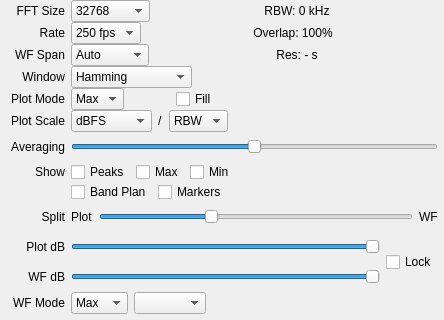
First picture: the form in src/qtgui/dockfft.ui, repository vladisslav2011/gqrx, before the edit; both pictures show x 0 to 444 and y 0 to 320 of the 444 by 644 pixel window.
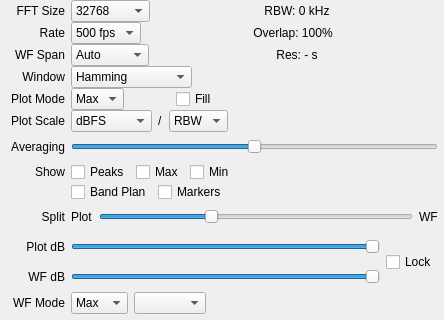
Second picture: the form after the edit. Custom widgets are drawn as their Qt base class.

What changed in the file:
```diff
--- a/src/qtgui/dockfft.ui
+++ b/src/qtgui/dockfft.ui
@@ -646,6 +646,11 @@
               <property name="currentIndex">
                <number>0</number>
               </property>
+              <item>
+               <property name="text">
+                <string>500 fps</string>
+               </property>
+              </item>
               <item>
                <property name="text">
                 <string>250 fps</string>
```
